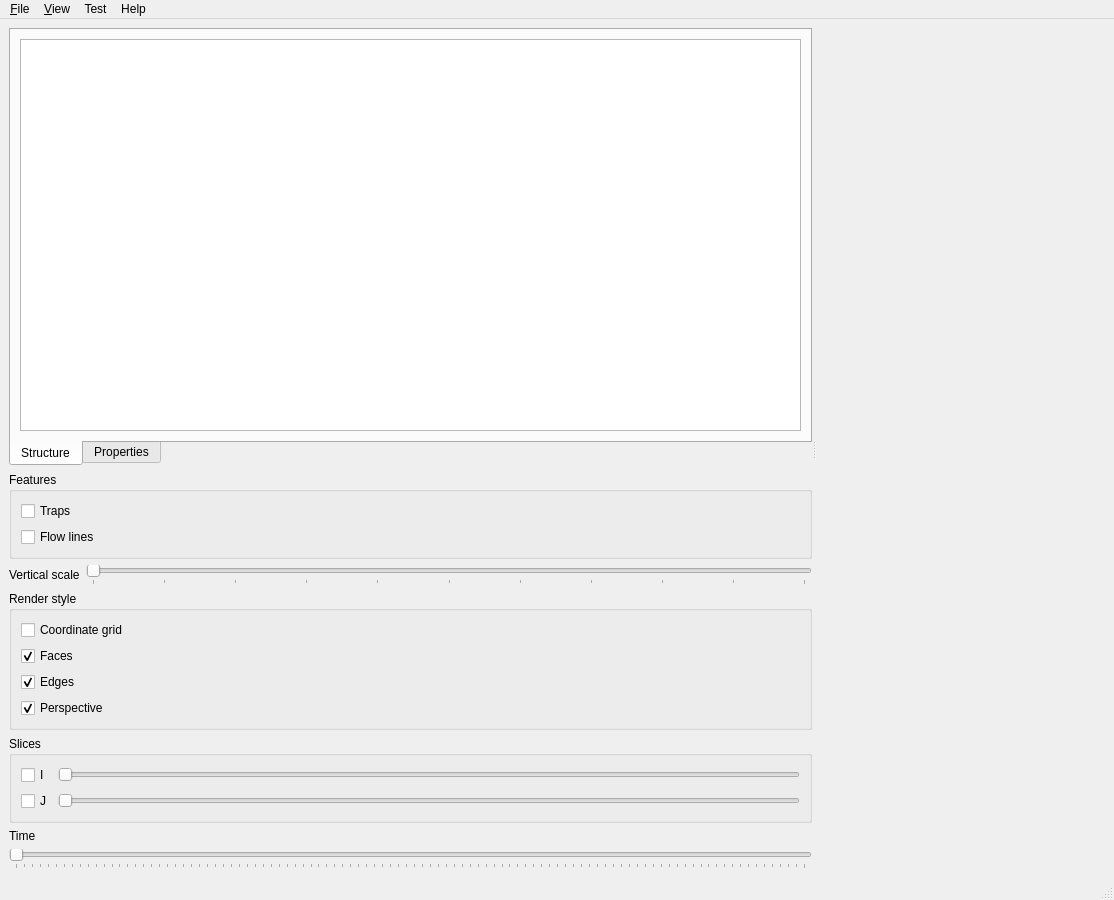
Above: development/applications/4DPrototype/4DPrototype/MainWindow.ui from ArchanaKathiresanHub/Geosigns-Be-Basin-Modelling before the change. Below: the same form after it.
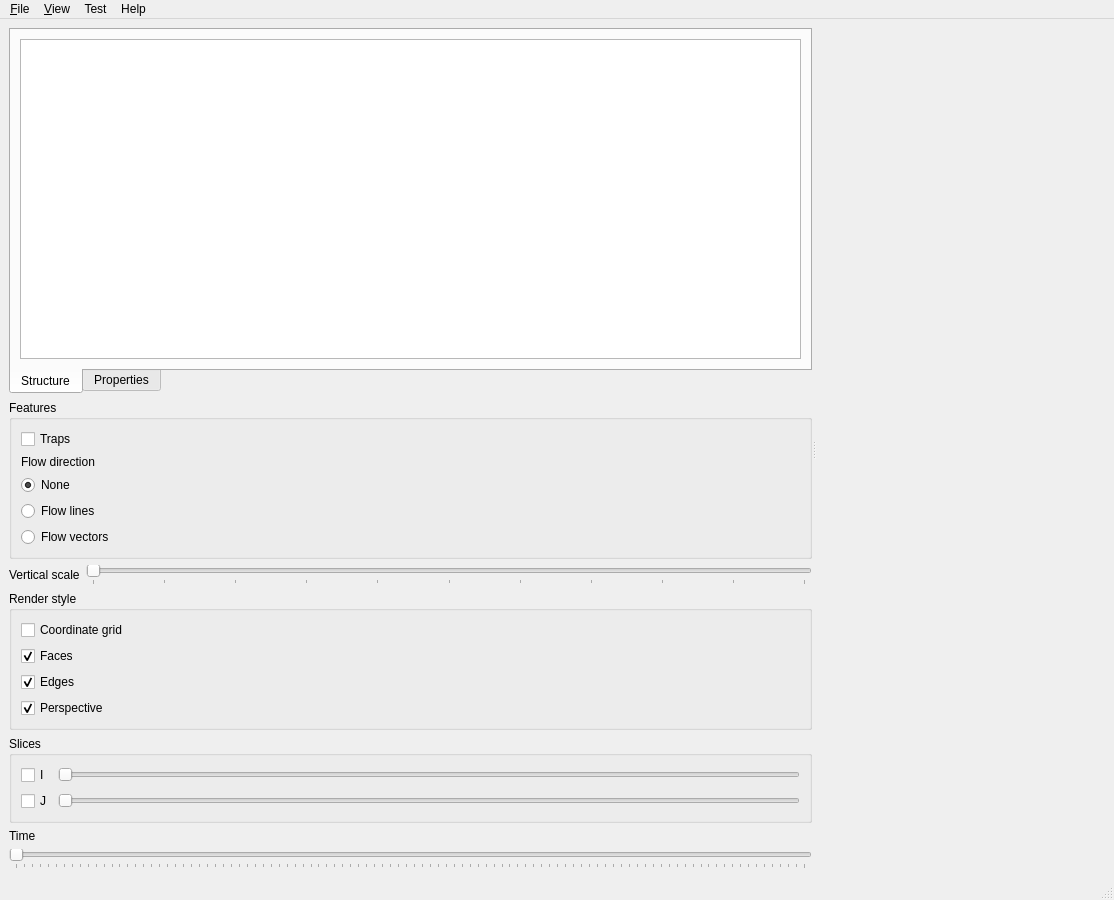
That is the form after the change. Custom widgets are drawn as their Qt base class.

Commit message:
Added vector field visualization for flow direction
work-items: #53340
git-tfs-id: [https://sede-pt-ce2.visualstudio.com/DefaultCollection]$/Basin Modeling/IBS/Trunk;C54445

Diff of the .ui file:
```diff
--- a/development/applications/4DPrototype/4DPrototype/MainWindow.ui
+++ b/development/applications/4DPrototype/4DPrototype/MainWindow.ui
@@ -105,10 +105,43 @@
             </widget>
            </item>
            <item>
-            <widget class="QCheckBox" name="checkBoxFlowLines">
+            <widget class="QLabel" name="label">
+             <property name="text">
+              <string>Flow direction</string>
+             </property>
+            </widget>
+           </item>
+           <item>
+            <widget class="QRadioButton" name="radioButtonFlowVizNone">
+             <property name="text">
+              <string>None</string>
+             </property>
+             <property name="checked">
+              <bool>true</bool>
+             </property>
+             <attribute name="buttonGroup">
+              <string notr="true">buttonGroup</string>
+             </attribute>
+            </widget>
+           </item>
+           <item>
+            <widget class="QRadioButton" name="radioButtonFlowVizLines">
              <property name="text">
               <string>Flow lines</string>
              </property>
+             <attribute name="buttonGroup">
+              <string notr="true">buttonGroup</string>
+             </attribute>
+            </widget>
+           </item>
+           <item>
+            <widget class="QRadioButton" name="radioButtonFlowVizVectors">
+             <property name="text">
+              <string>Flow vectors</string>
+             </property>
+             <attribute name="buttonGroup">
+              <string notr="true">buttonGroup</string>
+             </attribute>
             </widget>
            </item>
           </layout>
```
Left out of the diff: 3 changed lines with no effect on the pictures. The commit also changes 12 other files.
